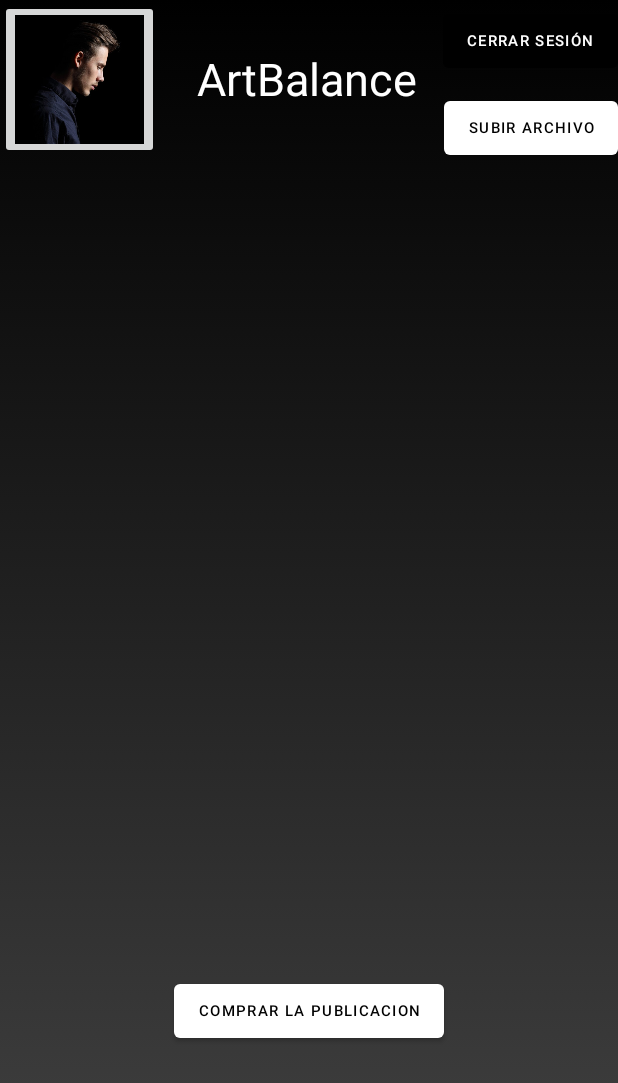
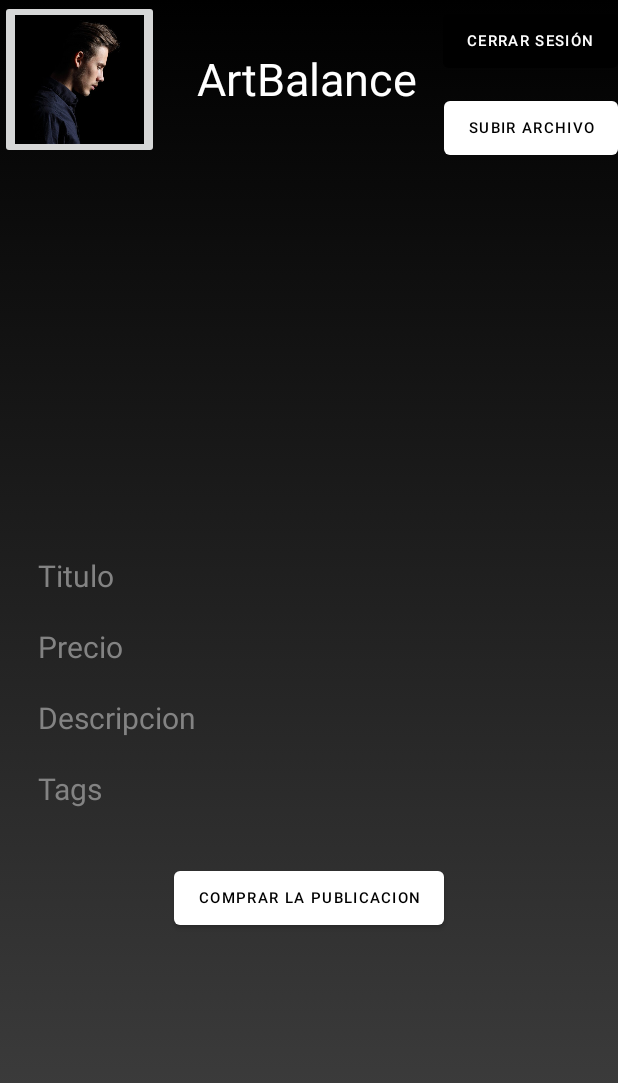
Before and after one commit to Naza-Calampuca/ArtBalance, an Android app: the PublicacionAntesComprar screen opened directly, with no data from a screen before it, on a phone screen of 412 x 824 dp. Shown: the top 1083 px of the screen. Run offline under Robolectric (Android 15) with nearby library versions, the phone set to English and light mode, and no system bars; our stand-ins replace Firebase (no records; nobody signed in at launch, a user with empty details on screens opened directly).

Commit message:
Layout mejorado

```diff
--- a/app/src/main/java/com/example/artbalance/PublicacionAntesComprar.java
+++ b/app/src/main/java/com/example/artbalance/PublicacionAntesComprar.java
@@ -40,8 +40,20 @@ public class PublicacionAntesComprar extends AppCompatActivity {
 
         CerrarSesion = (Button) findViewById(R.id.BotonCerrarSesion);
 
+        Comprar = (Button) findViewById(R.id.Comprar);
+
 
 //Direccion de botones
+
+        Comprar.setOnClickListener(new View.OnClickListener() {
+
+            @Override
+            public void onClick(View v) {
+
+                Intent l = new Intent(PublicacionAntesComprar.this, ComprarImagen.class);
+                startActivity(l);
+            }
+        });
 
         ArtBalance.setOnClickListener(new View.OnClickListener() {
 
@@ -86,6 +98,8 @@ public class PublicacionAntesComprar extends AppCompatActivity {
             }
         });
 
+
+
     }
     private void gologin() {
 
--- a/app/src/main/res/layout/activity_publicacion_antes_comprar.xml
+++ b/app/src/main/res/layout/activity_publicacion_antes_comprar.xml
@@ -6,8 +6,7 @@
     android:layout_width="match_parent"
     android:layout_height="match_parent"
     tools:context=".PublicacionAntesComprar"
-    android:background="@drawable/gradient_background"
-    >
+    android:background="@drawable/gradient_background">
 
     <ImageButton
         android:id="@+id/BotonPerfil"
@@ -58,56 +57,74 @@
 
     <ImageView
         android:id="@+id/ImagenPubli"
-        android:layout_width="match_parent"
-        android:layout_height="300dp"
-        android:layout_marginTop="45dp"
-        app:layout_constraintRight_toRightOf="parent"
-        app:layout_constraintTop_toBottomOf="@id/textView2"/>
+        android:layout_width="359dp"
+        android:layout_height="234dp"
+        android:layout_marginStart="10dp"
+        android:layout_marginTop="35dp"
+        android:layout_marginEnd="10dp"
+        app:layout_constraintEnd_toEndOf="parent"
+        app:layout_constraintStart_toStartOf="parent"
+        app:layout_constraintTop_toBottomOf="@id/textView2" />
 
     <TextView
         android:id="@+id/TextInfo1"
         android:layout_width="match_parent"
         android:layout_height="wrap_content"
-        android:layout_marginTop="20dp"
-        app:layout_constraintRight_toRightOf="parent"
-        app:layout_constraintTop_toBottomOf="@id/ImagenPubli"
-        android:gravity="center"/>
+        android:layout_marginStart="25dp"
+        android:layout_marginTop="28dp"
+        android:layout_marginEnd="25dp"
+        android:hint="Titulo"
+        android:textColor="@color/white"
+        android:textColorHint="#838383"
+        android:textSize="20dp"
+        app:layout_constraintEnd_toEndOf="parent"
+        app:layout_constraintStart_toStartOf="parent"
+        app:layout_constraintTop_toBottomOf="@+id/ImagenPubli" />
 
     <TextView
         android:id="@+id/TextInfo2"
         android:layout_width="match_parent"
         android:layout_height="wrap_content"
+        android:layout_marginStart="25dp"
         android:layout_marginTop="20dp"
-        app:layout_constraintRight_toRightOf="parent"
-        app:layout_constraintTop_toBottomOf="@id/TextInfo1"
-        android:gravity="center"/>
+        android:layout_marginEnd="25dp"
+        android:hint="Precio"
+        android:textColorHint="#838383"
+        android:textColor="@color/white"
+        android:textSize="20dp"
+        app:layout_constraintEnd_toEndOf="parent"
+        app:layout_constraintStart_toStartOf="parent"
+        app:layout_constraintTop_toBottomOf="@id/TextInfo1" />
 
     <TextView
         android:id="@+id/TextInfo3"
         android:layout_width="match_parent"
         android:layout_height="wrap_content"
+        android:layout_marginStart="25dp"
         android:layout_marginTop="20dp"
-        app:layout_constraintRight_toRightOf="parent"
-        app:layout_constraintTop_toBottomOf="@id/TextInfo2"
-        android:gravity="center"/>
+        android:layout_marginEnd="25dp"
+        android:hint="Descripcion"
+        android:textColorHint="#838383"
+        android:textColor="@color/white"
+        android:textSize="20dp"
+        app:layout_constraintEnd_toEndOf="parent"
+        app:layout_constraintStart_toStartOf="parent"
+        app:layout_constraintTop_toBottomOf="@id/TextInfo2" />
 
     <TextView
         android:id="@+id/TextInfo4"
         android:layout_width="match_parent"
         android:layout_height="wrap_content"
+        android:layout_marginStart="25dp"
         android:layout_marginTop="20dp"
-        app:layout_constraintRight_toRightOf="parent"
-        app:layout_constraintTop_toBottomOf="@id/TextInfo3"
-        android:gravity="center"/>
-
-    <TextView
-        android:id="@+id/TextInfo5"
-        android:layout_width="match_parent"
-        android:layout_height="wrap_content"
-        android:layout_marginTop="20dp"
-        app:layout_constraintRight_toRightOf="parent"
-        app:layout_constraintTop_toBottomOf="@id/TextInfo4"
-        android:gravity="center"/>
+        android:layout_marginEnd="25dp"
+        android:hint="Tags"
+        android:textColorHint="#838383"
+        android:textColor="@color/white"
+        android:textSize="20dp"
+        app:layout_constraintEnd_toEndOf="parent"
+        app:layout_constraintStart_toStartOf="parent"
+        app:layout_constraintTop_toBottomOf="@id/TextInfo3" />
 
     <Button
         android:id="@+id/Comprar"
@@ -123,7 +140,7 @@
         app:layout_constraintEnd_toEndOf="parent"
         app:layout_constraintRight_toRightOf="parent"
         app:layout_constraintStart_toStartOf="parent"
-        app:layout_constraintTop_toBottomOf="@id/TextInfo5"/>
+        app:layout_constraintTop_toBottomOf="@id/TextInfo4"/>
 
 
 
--- a/app/src/main/res/layout/activity_suir_publicacion.xml
+++ b/app/src/main/res/layout/activity_suir_publicacion.xml
@@ -6,8 +6,7 @@
     xmlns:tools="http://schemas.android.com/tools"
     android:layout_height="match_parent"
     android:layout_width="match_parent"
-    android:background="@drawable/gradient_background"
-    >
+    android:background="@drawable/gradient_background">
 
     <androidx.constraintlayout.widget.ConstraintLayout
         android:layout_width="match_parent"
@@ -89,8 +88,7 @@
             android:hint="Titulo"
             android:textColor="#FFFFFF"
             android:textColorHint="#838383"
-            app:layout_constraintTop_toBottomOf="@+id/selectImagebtn"
-            tools:layout_editor_absoluteX="0dp" />
+            app:layout_constraintTop_toBottomOf="@+id/selectImagebtn" />
 
         <EditText
             android:id="@+id/Precio"
```
Also changed, not shown: app/src/main/res/layout/list_publicaciones.xml (+23 -29 lines).
